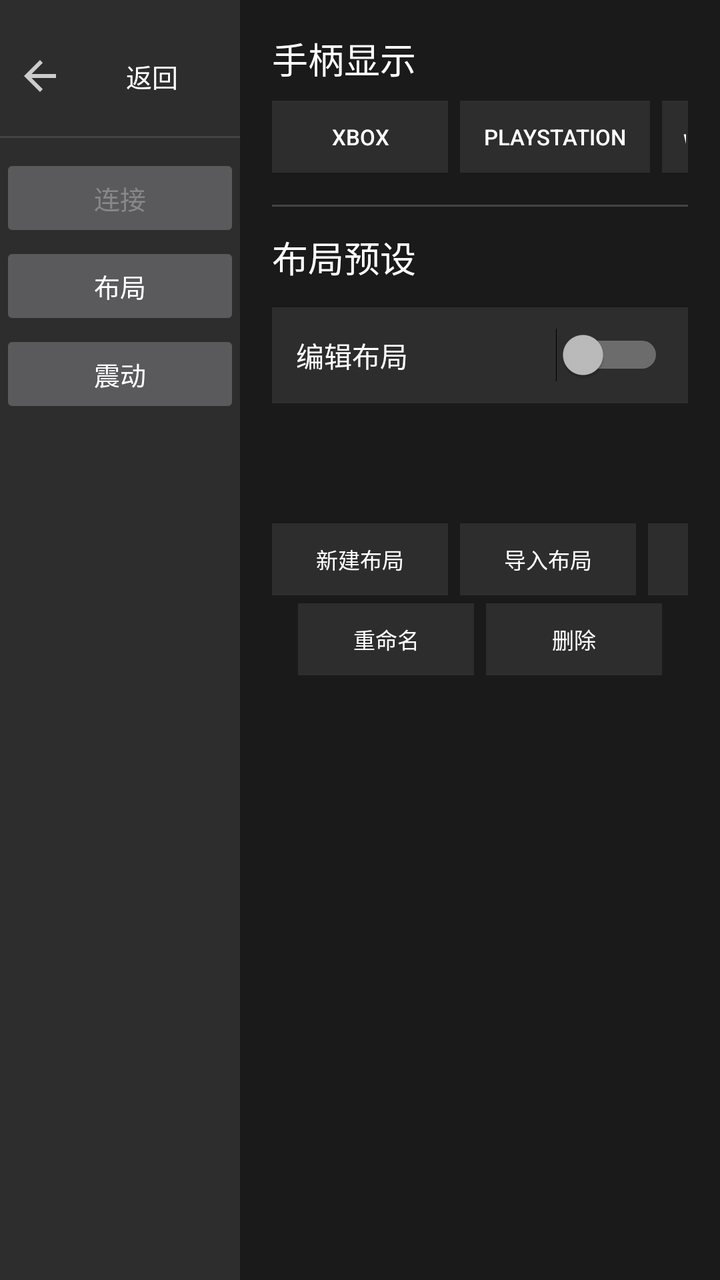
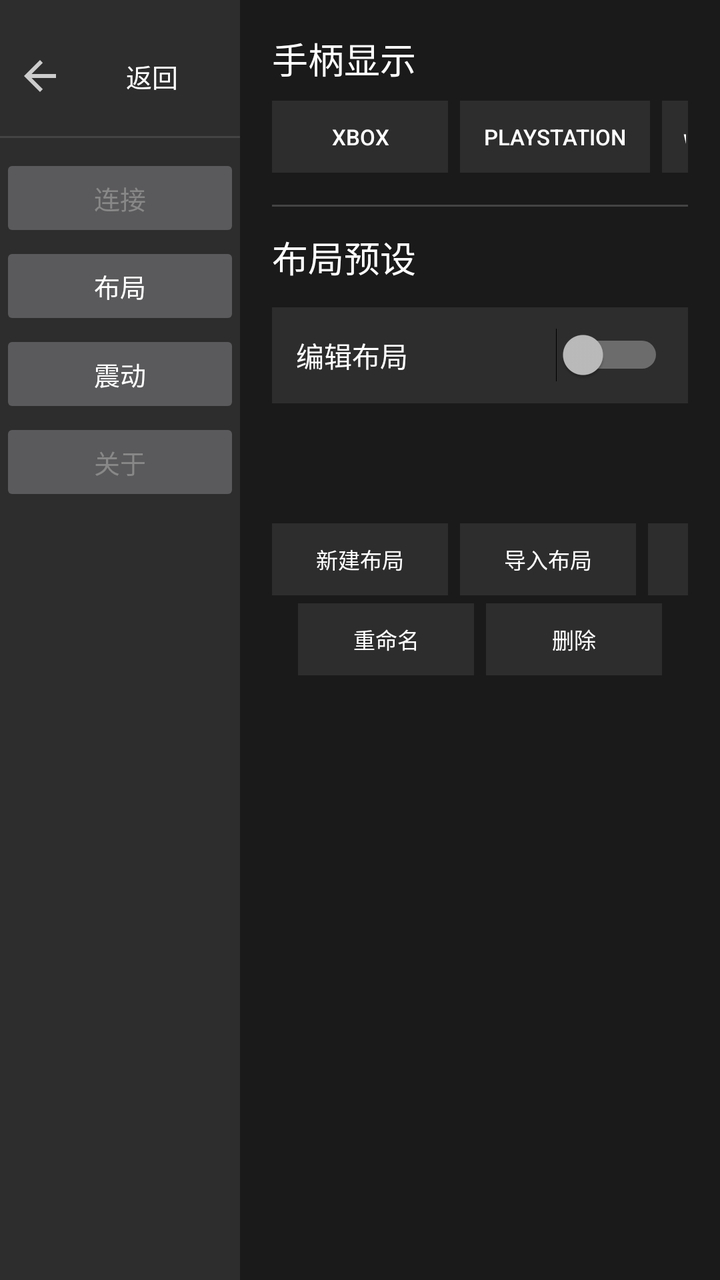

An Android layout rendered at two revisions. The XML below is the earlier revision; the diff shows what the commit changed to produce the second picture.
<!-- AndroidManifest.xml: application theme Theme.GamepadEmu -->
<!-- res/layout/content_settings.xml -->
<?xml version="1.0" encoding="utf-8"?>
<LinearLayout xmlns:android="http://schemas.android.com/apk/res/android"
    android:layout_width="match_parent"
    android:layout_height="match_parent"
    android:baselineAligned="false"
    android:orientation="horizontal"
    android:background="@color/bg_dark">

    
    <LinearLayout
        android:layout_width="120dp"
        android:layout_height="match_parent"
        android:orientation="vertical"
        android:background="@color/bg_surface"
        android:paddingTop="16dp">

        <Button
            android:id="@+id/btnSettingsBack"
            android:layout_width="match_parent"
            android:layout_height="44dp"
            android:background="?android:attr/selectableItemBackground"
            android:text="返回"
            android:drawableLeft="@drawable/ic_back"
            android:paddingStart="8dp"
            android:textColor="@color/text_primary"
            android:textSize="13sp"
            android:stateListAnimator="@null" />

        <View
            android:layout_width="match_parent"
            android:layout_height="1dp"
            android:background="#444"
            android:layout_marginVertical="8dp" />

        <Button
            android:id="@+id/btnCategoryConnection"
            android:layout_width="match_parent"
            android:layout_height="44dp"
            android:gravity="center"
            android:paddingHorizontal="8dp"
            android:text="连接"
            android:textColor="@color/text_secondary"
            android:textSize="13sp"
            android:stateListAnimator="@null" />

        <Button
            android:id="@+id/btnCategoryPresets"
            android:layout_width="match_parent"
            android:layout_height="44dp"
            android:gravity="center"
            android:paddingHorizontal="8dp"
            android:text="布局"
            android:textColor="@color/text_primary"
            android:textSize="13sp"
            android:stateListAnimator="@null" />

        <Button
            android:id="@+id/btnCategoryVibration"
            android:layout_width="match_parent"
            android:layout_height="44dp"
            android:gravity="center"
            android:paddingHorizontal="8dp"
            android:text="震动"
            android:textColor="@color/text_primary"
            android:textSize="13sp"
            android:stateListAnimator="@null" />

    </LinearLayout>

    
    <FrameLayout
        android:layout_width="0dp"
        android:layout_height="match_parent"
        android:layout_weight="1"
        android:padding="16dp">

        
        <ScrollView
            android:id="@+id/pagePresets"
            android:layout_width="match_parent"
            android:layout_height="match_parent"
            android:visibility="visible">

            <LinearLayout
                android:layout_width="match_parent"
                android:layout_height="wrap_content"
                android:orientation="vertical">

                
                <TextView
                    android:layout_width="wrap_content"
                    android:layout_height="wrap_content"
                    android:text="手柄显示"
                    android:textColor="@color/text_primary"
                    android:textSize="18sp"
                    android:fontFamily="sans-serif-medium"
                    android:layout_marginBottom="8dp" />

                <LinearLayout
                    android:layout_width="match_parent"
                    android:layout_height="wrap_content"
                    android:orientation="horizontal"
                    android:gravity="center"
                    android:layout_marginBottom="16dp">

                    <Button
                        android:id="@+id/btnDisplayXbox"
                        style="@style/GamepadChip"
                        android:layout_marginEnd="6dp"
                        android:text="XBOX" />

                    <Button
                        android:id="@+id/btnDisplayPlaystation"
                        style="@style/GamepadChip"
                        android:layout_marginEnd="6dp"
                        android:text="PLAYSTATION" />

                    <Button
                        android:id="@+id/btnDisplaySwitch"
                        style="@style/GamepadChip"
                        android:text="SWITCH" />
                </LinearLayout>

                <View
                    android:layout_width="match_parent"
                    android:layout_height="1dp"
                    android:background="#444"
                    android:layout_marginBottom="12dp" />

                
                <TextView
                    android:layout_width="wrap_content"
                    android:layout_height="wrap_content"
                    android:text="布局预设"
                    android:textColor="@color/text_primary"
                    android:textSize="18sp"
                    android:fontFamily="sans-serif-medium"
                    android:layout_marginBottom="12dp" />

                
                <LinearLayout
                    android:layout_width="match_parent"
                    android:layout_height="48dp"
                    android:gravity="center_vertical"
                    android:orientation="horizontal"
                    android:background="@color/bg_surface"
                    android:paddingHorizontal="12dp"
                    android:layout_marginBottom="8dp">

                    <TextView
                        android:layout_width="0dp"
                        android:layout_height="wrap_content"
                        android:layout_weight="1"
                        android:text="编辑布局"
                        android:textColor="@color/text_primary"
                        android:textSize="14sp" />

                    <Switch
                        android:id="@+id/switchEditMode"
                        android:layout_width="wrap_content"
                        android:layout_height="wrap_content" />
                </LinearLayout>

                <TextView
                    android:id="@+id/tvCurrentPreset"
                    android:layout_width="match_parent"
                    android:layout_height="36dp"
                    android:gravity="center_vertical"
                    android:paddingHorizontal="12dp"
                    android:textColor="@color/text_secondary"
                    android:textSize="13sp"
                    android:layout_marginBottom="8dp" />

                
                <GridView
                    android:id="@+id/gridPresets"
                    android:layout_width="match_parent"
                    android:layout_height="wrap_content"
                    android:numColumns="3"
                    android:horizontalSpacing="6dp"
                    android:verticalSpacing="6dp"
                    android:stretchMode="columnWidth"
                    android:layout_marginBottom="8dp" />

                
                <LinearLayout
                    android:layout_width="match_parent"
                    android:layout_height="wrap_content"
                    android:orientation="horizontal"
                    android:gravity="center"
                    android:layout_marginBottom="4dp">

                    <Button
                        android:id="@+id/btnPresetNew"
                        style="@style/GamepadChip"
                        android:text="新建布局"
                        android:layout_marginEnd="6dp" />

                    <Button
                        android:id="@+id/btnPresetImport"
                        style="@style/GamepadChip"
                        android:text="导入布局"
                        android:layout_marginEnd="6dp" />

                    <Button
                        android:id="@+id/btnPresetExport"
                        style="@style/GamepadChip"
                        android:text="导出布局" />
                </LinearLayout>

                <LinearLayout
                    android:layout_width="match_parent"
                    android:layout_height="wrap_content"
                    android:orientation="horizontal"
                    android:gravity="center"
                    android:layout_marginBottom="8dp">

                    <Button
                        android:id="@+id/btnPresetRename"
                        style="@style/GamepadChip"
                        android:text="重命名"
                        android:layout_marginEnd="6dp" />

                    <Button
                        android:id="@+id/btnPresetDelete"
                        style="@style/GamepadChip"
                        android:text="删除" />
                </LinearLayout>
            </LinearLayout>
        </ScrollView>

        
        <ScrollView
            android:id="@+id/pageConnection"
            android:layout_width="match_parent"
            android:layout_height="match_parent"
            android:visibility="gone">

            <LinearLayout
                android:layout_width="match_parent"
                android:layout_height="wrap_content"
                android:orientation="vertical">

                <TextView
                    android:layout_width="wrap_content"
                    android:layout_height="wrap_content"
                    android:text="连接"
                    android:textColor="@color/text_primary"
                    android:textSize="18sp"
                    android:fontFamily="sans-serif-medium"
                    android:layout_marginBottom="16dp" />

                
                <TextView
                    android:layout_width="wrap_content"
                    android:layout_height="wrap_content"
                    android:text="连接方式"
                    android:textColor="@color/text_primary"
                    android:textSize="14sp"
                    android:fontFamily="sans-serif-medium"
                    android:layout_marginBottom="8dp" />

                <LinearLayout
                    android:layout_width="match_parent"
                    android:layout_height="wrap_content"
                    android:orientation="horizontal"
                    android:gravity="center"
                    android:layout_marginBottom="16dp">

                    <Button
                        android:id="@+id/btnConnWifi"
                        style="@style/GamepadChip"
                        android:layout_marginEnd="6dp"
                        android:text="WiFi" />

                    <Button
                        android:id="@+id/btnConnBluetooth"
                        style="@style/GamepadChip"
                        android:text="蓝牙" />
                </LinearLayout>

                
                <LinearLayout
                    android:id="@+id/sectionTargetPlatform"
                    android:layout_width="match_parent"
                    android:layout_height="wrap_content"
                    android:orientation="vertical"
                    android:visibility="gone">

                    <TextView
                        android:layout_width="wrap_content"
                        android:layout_height="wrap_content"
                        android:text="目标平台"
                        android:textColor="@color/text_primary"
                        android:textSize="14sp"
                        android:fontFamily="sans-serif-medium"
                        android:layout_marginBottom="8dp" />

                    <LinearLayout
                        android:layout_width="match_parent"
                        android:layout_height="wrap_content"
                        android:orientation="horizontal"
                        android:gravity="center"
                        android:layout_marginBottom="16dp">

                        <Button
                            android:id="@+id/btnTargetWindows"
                            style="@style/GamepadChip"
                            android:layout_marginEnd="6dp"
                            android:text="WINDOWS" />

                        <Button
                            android:id="@+id/btnTargetAndroid"
                            style="@style/GamepadChip"
                            android:text="ANDROID" />
                    </LinearLayout>
                </LinearLayout>

                
                <TextView
                    android:id="@+id/tvConnectionStatus"
                    android:layout_width="match_parent"
                    android:layout_height="40dp"
                    android:gravity="center"
                    android:text="未启动"
                    android:textColor="@color/text_secondary"
                    android:textSize="14sp"
                    android:background="@color/bg_surface"
                    android:layout_marginBottom="12dp" />

                
                <Button
                    android:id="@+id/btnConnectAction"
                    android:layout_width="match_parent"
                    android:layout_height="44dp"
                    android:background="@drawable/bg_small_btn"
                    android:text="启动服务"
                    android:textColor="@color/text_primary"
                    android:textSize="14sp"
                    android:stateListAnimator="@null"
                    android:layout_marginBottom="8dp" />

                
                <LinearLayout
                    android:id="@+id/sectionPairedDevice"
                    android:layout_width="match_parent"
                    android:layout_height="wrap_content"
                    android:orientation="vertical"
                    android:layout_marginBottom="8dp"
                    android:visibility="gone">

                    <TextView
                        android:id="@+id/tvPairedDeviceName"
                        android:layout_width="match_parent"
                        android:layout_height="30dp"
                        android:gravity="center_vertical"
                        android:paddingHorizontal="12dp"
                        android:textColor="@color/text_secondary"
                        android:textSize="13sp" />

                    <Button
                        android:id="@+id/btnUnpairDevice"
                        android:layout_width="match_parent"
                        android:layout_height="40dp"
                        android:background="@drawable/bg_small_btn"
                        android:text="取消配对"
                        android:textColor="#FF5252"
                        android:textSize="14sp"
                        android:stateListAnimator="@null" />
                </LinearLayout>

                <View
                    android:layout_width="match_parent"
                    android:layout_height="1dp"
                    android:background="#444"
                    android:layout_marginBottom="16dp" />

                
                <TextView
                    android:layout_width="wrap_content"
                    android:layout_height="wrap_content"
                    android:text="服务信息"
                    android:textColor="@color/text_primary"
                    android:textSize="14sp"
                    android:fontFamily="sans-serif-medium"
                    android:layout_marginBottom="8dp" />

                <TextView
                    android:id="@+id/tvServerIp"
                    android:layout_width="match_parent"
                    android:layout_height="36dp"
                    android:gravity="center_vertical"
                    android:paddingHorizontal="12dp"
                    android:textColor="@color/text_secondary"
                    android:textSize="13sp"
                    android:background="@color/bg_surface"
                    android:layout_marginBottom="4dp" />

                <TextView
                    android:id="@+id/tvBroadcastStatus"
                    android:layout_width="match_parent"
                    android:layout_height="36dp"
                    android:gravity="center_vertical"
                    android:paddingHorizontal="12dp"
                    android:textColor="@color/text_secondary"
                    android:textSize="13sp"
                    android:background="@color/bg_surface"
                    android:layout_marginBottom="16dp" />

                
                <TextView
                    android:layout_width="wrap_content"
                    android:layout_height="wrap_content"
                    android:text="端口"
                    android:textColor="@color/text_primary"
                    android:textSize="13sp"
                    android:layout_marginBottom="4dp" />

                <EditText
                    android:id="@+id/etPort"
                    android:layout_width="match_parent"
                    android:layout_height="40dp"
                    android:background="@color/bg_surface"
                    android:textColor="@color/text_primary"
                    android:textColorHint="@color/text_secondary"
                    android:hint="端口 (默认 37284)"
                    android:paddingHorizontal="12dp"
                    android:singleLine="true"
                    android:inputType="number"
                    android:layout_marginBottom="8dp" />
            </LinearLayout>
        </ScrollView>

        
        <ScrollView
            android:id="@+id/pageVibration"
            android:layout_width="match_parent"
            android:layout_height="match_parent"
            android:visibility="gone">

            <LinearLayout
                android:layout_width="match_parent"
                android:layout_height="wrap_content"
                android:orientation="vertical">

                <TextView
                    android:layout_width="wrap_content"
                    android:layout_height="wrap_content"
                    android:text="震动"
                    android:textColor="@color/text_primary"
                    android:textSize="18sp"
                    android:fontFamily="sans-serif-medium"
                    android:layout_marginBottom="16dp" />

                <LinearLayout
                    android:layout_width="match_parent"
                    android:layout_height="48dp"
                    android:gravity="center_vertical"
                    android:orientation="horizontal"
                    android:background="@color/bg_surface"
                    android:paddingHorizontal="12dp"
                    android:layout_marginBottom="8dp">

                    <TextView
                        android:layout_width="0dp"
                        android:layout_height="wrap_content"
                        android:layout_weight="1"
                        android:text="按钮震动"
                        android:textColor="@color/text_primary"
                        android:textSize="14sp" />

                    <Switch
                        android:id="@+id/switchBtnVibration"
                        android:layout_width="wrap_content"
                        android:layout_height="wrap_content" />
                </LinearLayout>

                <LinearLayout
                    android:layout_width="match_parent"
                    android:layout_height="48dp"
                    android:gravity="center_vertical"
                    android:orientation="horizontal"
                    android:background="@color/bg_surface"
                    android:paddingHorizontal="12dp"
                    android:layout_marginBottom="8dp">

                    <TextView
                        android:layout_width="0dp"
                        android:layout_height="wrap_content"
                        android:layout_weight="1"
                        android:text="游戏震动"
                        android:textColor="@color/text_primary"
                        android:textSize="14sp" />

                    <Switch
                        android:id="@+id/switchGameVibration"
                        android:layout_width="wrap_content"
                        android:layout_height="wrap_content" />
                </LinearLayout>

            </LinearLayout>
        </ScrollView>

    </FrameLayout>
</LinearLayout>
<!-- resources referenced by this layout -->
<resources>
  <color name="bg_dark">#FF1A1A1A</color>
  <color name="bg_surface">#FF2D2D2D</color>
  <color name="text_primary">#FFFFFFFF</color>
  <color name="text_secondary">#FF888888</color>
  <!-- drawable bg_small_btn (drawable) -->
  <?xml version="1.0" encoding="utf-8"?>
  <shape xmlns:android="http://schemas.android.com/apk/res/android">
      <solid android:color="#FF444444" />
  </shape>
  <!-- drawable ic_back (drawable) -->
  <?xml version="1.0" encoding="utf-8"?>
  <vector xmlns:android="http://schemas.android.com/apk/res/android"
      android:width="24dp"
      android:height="24dp"
      android:viewportWidth="24"
      android:viewportHeight="24">
      <path
          android:fillColor="#FFCCCCCC"
          android:pathData="M20,11H7.8l5.6,-5.6L12,4l-8,8 8,8 1.4,-1.4L7.8,13H20v-2z" />
  </vector>
  <style name="GamepadChip">
          <item name="android:layout_width">wrap_content</item>
          <item name="android:layout_height">36dp</item>
          <item name="android:background">@drawable/bg_chip</item>
          <item name="android:textColor">@color/text_primary</item>
          <item name="android:textSize">11sp</item>
          <item name="android:paddingHorizontal">12dp</item>
          <item name="android:gravity">center</item>
          <item name="android:stateListAnimator">@null</item>
          <item name="android:fontFamily">sans-serif-medium</item>
      </style>
  <style name="Theme.GamepadEmu" parent="android:Theme.Material.NoActionBar">
          <item name="android:statusBarColor">@android:color/transparent</item>
          <item name="android:navigationBarColor">@android:color/transparent</item>
          <item name="android:windowFullscreen">true</item>
          <item name="android:windowNoTitle">true</item>
          <item name="android:windowBackground">@color/bg_dark</item>
      </style>
  <!-- drawable bg_chip (drawable) -->
  <?xml version="1.0" encoding="utf-8"?>
  <shape xmlns:android="http://schemas.android.com/apk/res/android">
      <solid android:color="#FF2D2D2D" />
  </shape>
</resources>

<!-- the commit's change to res/layout/content_settings.xml (unified diff, before → after) -->
@@ -65,6 +65,17 @@
             android:textSize="13sp"
             android:stateListAnimator="@null" />
 
+        <Button
+            android:id="@+id/btnCategoryAbout"
+            android:layout_width="match_parent"
+            android:layout_height="44dp"
+            android:gravity="center"
+            android:paddingHorizontal="8dp"
+            android:text="关于"
+            android:textColor="@color/text_secondary"
+            android:textSize="13sp"
+            android:stateListAnimator="@null" />
+
     </LinearLayout>
 
     
@@ -396,17 +407,6 @@
                     android:background="@color/bg_surface"
                     android:layout_marginBottom="4dp" />
 
-                <TextView
-                    android:id="@+id/tvBroadcastStatus"
-                    android:layout_width="match_parent"
-                    android:layout_height="36dp"
-                    android:gravity="center_vertical"
-                    android:paddingHorizontal="12dp"
-                    android:textColor="@color/text_secondary"
-                    android:textSize="13sp"
-                    android:background="@color/bg_surface"
-                    android:layout_marginBottom="16dp" />
-
                 
                 <TextView
                     android:layout_width="wrap_content"
@@ -501,5 +501,67 @@
             </LinearLayout>
         </ScrollView>
 
+        
+        <ScrollView
+            android:id="@+id/pageAbout"
+            android:layout_width="match_parent"
+            android:layout_height="match_parent"
+            android:visibility="gone">
+
+            <LinearLayout
+                android:layout_width="match_parent"
+                android:layout_height="wrap_content"
+                android:orientation="vertical"
+                android:gravity="center_horizontal">
+
+                <ImageView
+                    android:id="@+id/ivAppIcon"
+                    android:layout_width="72dp"
+                    android:layout_height="72dp"
+                    android:layout_marginTop="24dp"
+                    android:contentDescription="应用图标" />
+
+                <TextView
+                    android:id="@+id/tvAppName"
+                    android:layout_width="wrap_content"
+                    android:layout_height="wrap_content"
+                    android:layout_marginTop="12dp"
+                    android:textColor="@color/text_primary"
+                    android:textSize="20sp"
+                    android:fontFamily="sans-serif-medium" />
+
+                <TextView
+                    android:id="@+id/tvAppVersion"
+                    android:layout_width="wrap_content"
+                    android:layout_height="wrap_content"
+                    android:layout_marginTop="4dp"
+                    android:textColor="@color/text_secondary"
+                    android:textSize="13sp" />
+
+                <TextView
+                    android:id="@+id/tvAppDescription"
+                    android:layout_width="match_parent"
+                    android:layout_height="wrap_content"
+                    android:layout_marginTop="20dp"
+                    android:layout_marginHorizontal="16dp"
+                    android:gravity="center"
+                    android:textColor="@color/text_secondary"
+                    android:textSize="14sp"
+                    android:lineSpacingExtra="4dp" />
+
+                <Button
+                    android:id="@+id/btnSponsor"
+                    android:layout_width="wrap_content"
+                    android:layout_height="44dp"
+                    android:layout_marginTop="28dp"
+                    android:background="@drawable/bg_small_btn"
+                    android:text="赞助"
+                    android:textColor="@color/text_primary"
+                    android:textSize="14sp"
+                    android:stateListAnimator="@null" />
+
+            </LinearLayout>
+        </ScrollView>
+
     </FrameLayout>
 </LinearLayout>
